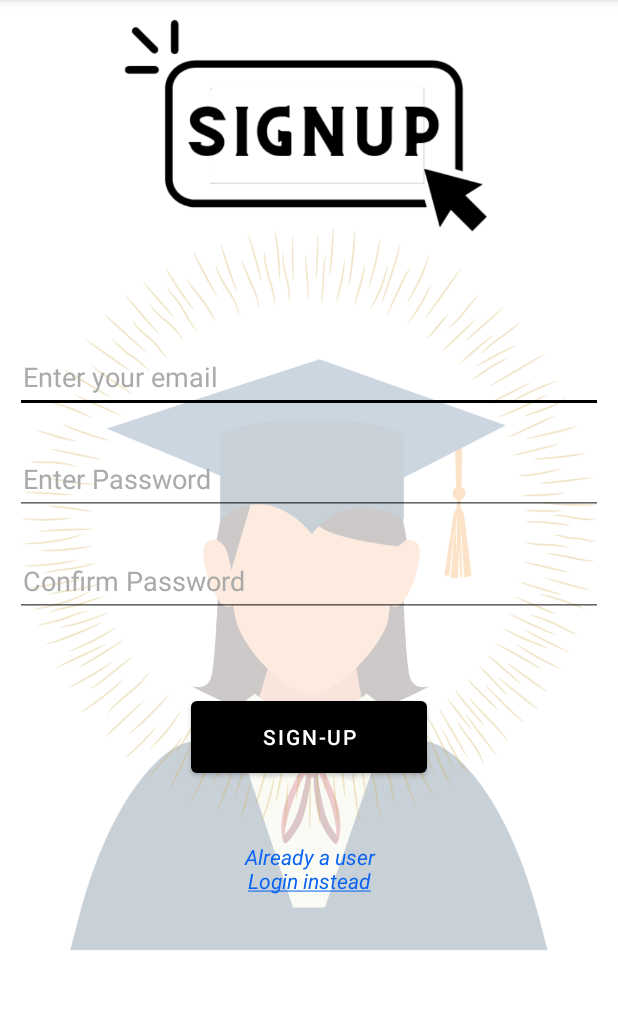
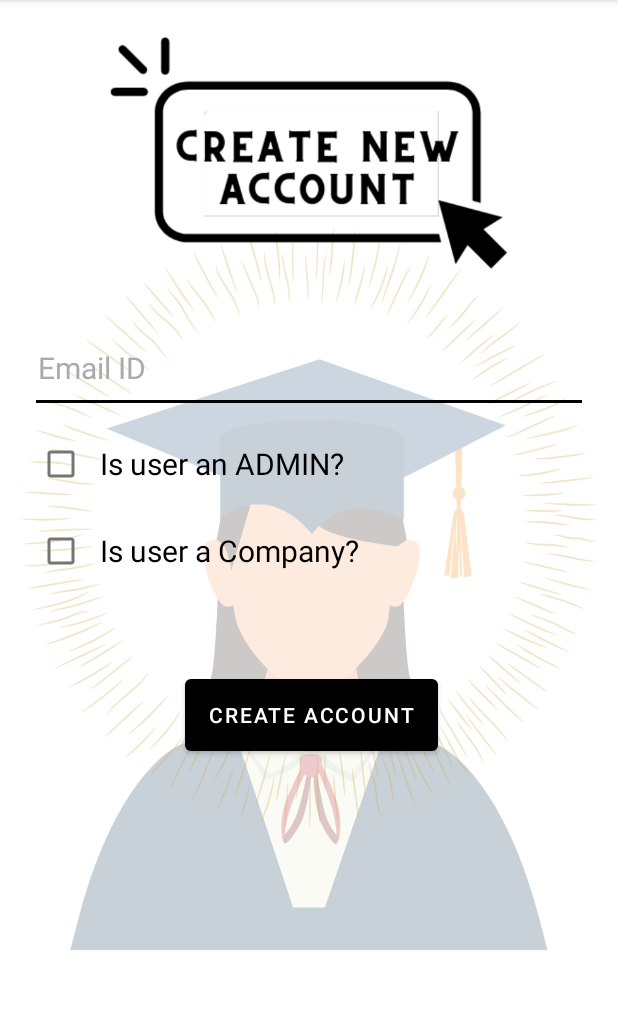
Before and after one commit to Riyanshi243/StudentHelpDesk, an Android app: the AdminCreateNewAccount screen opened directly, with no data from a screen before it, on a phone screen of 412 x 824 dp, the part 84-1094 px from its top. Run offline under Robolectric (Android 15) with nearby library versions, the phone set to English and light mode, and no system bars.

Commit message:
admin and college sign up

```diff
--- a/app/src/main/java/com/example/studenthelpdesk/Signup.java
+++ b/app/src/main/java/com/example/studenthelpdesk/AdminCreateNewAccount.java
@@ -4,11 +4,11 @@ import androidx.appcompat.app.AppCompatActivity;
 
 import android.os.Bundle;
 
-public class Signup extends AppCompatActivity {
+public class AdminCreateNewAccount extends AppCompatActivity {
 
     @Override
     protected void onCreate(Bundle savedInstanceState) {
         super.onCreate(savedInstanceState);
-        setContentView(R.layout.activity_signup);
+        setContentView(R.layout.activity_admin_create_new_account);
     }
 }
--- /dev/null
+++ b/app/src/main/res/layout/activity_admin_create_new_account.xml
@@ -0,0 +1,81 @@
+<?xml version="1.0" encoding="utf-8"?>
+<androidx.constraintlayout.widget.ConstraintLayout xmlns:android="http://schemas.android.com/apk/res/android"
+    xmlns:app="http://schemas.android.com/apk/res-auto"
+    xmlns:tools="http://schemas.android.com/tools"
+    android:layout_width="match_parent"
+    android:layout_height="match_parent"
+    tools:context=".AdminCreateNewAccount"
+    android:background="@drawable/bg_white">
+
+    <ScrollView
+        android:layout_width="match_parent"
+        android:layout_height="match_parent"
+        android:layout_marginRight="10dp"
+        android:layout_marginLeft="10dp">
+
+        <LinearLayout
+            android:layout_width="match_parent"
+            android:layout_height="wrap_content"
+            android:orientation="vertical" >
+
+            <ImageView
+                android:id="@+id/imageView5"
+                android:layout_width="match_parent"
+                android:layout_height="165dp"
+                android:layout_marginTop="20dp"
+                app:srcCompat="@drawable/create_new_account" />
+
+            <EditText
+                android:id="@+id/email"
+                android:layout_width="match_parent"
+                android:paddingLeft="5dp"
+                android:layout_height="60dp"
+                android:layout_gravity="center"
+                android:layout_marginTop="30dp"
+                android:layout_marginLeft="10dp"
+                android:layout_marginRight="10dp"
+                android:ems="10"
+                android:hint="Email ID"
+                android:inputType="textEmailAddress"
+                android:minHeight="48dp"
+                android:textColor="@color/black"
+                android:textColorHint="@android:color/darker_gray"
+                android:textSize="20sp"
+                tools:ignore="SpeakableTextPresentCheck" />
+
+            <CheckBox
+                android:id="@+id/checkBox_admin"
+                android:layout_width="match_parent"
+                android:paddingLeft="10dp"
+                android:layout_height="wrap_content"
+                android:layout_gravity="center"
+                android:layout_marginTop="10dp"
+                android:layout_marginLeft="10dp"
+                android:text="Is user an ADMIN?"
+                android:textColor="@color/black"
+                android:textSize="20sp"/>
+            <CheckBox
+                android:id="@+id/checkBox_company"
+                android:layout_width="match_parent"
+                android:paddingLeft="10dp"
+                android:layout_height="wrap_content"
+                android:layout_gravity="center"
+                android:layout_marginTop="10dp"
+                android:layout_marginLeft="10dp"
+                android:text="Is user a Company?"
+                android:textColor="@color/black"
+                android:textSize="20sp"/>
+
+            <Button
+                android:id="@+id/done"
+                android:layout_width="wrap_content"
+                android:layout_height="60dp"
+                android:layout_marginStart="2dp"
+                android:layout_marginTop="55dp"
+                android:layout_gravity="center"
+
+                android:text="CREATE ACCOUNT" />
+
+        </LinearLayout>
+    </ScrollView>
+</androidx.constraintlayout.widget.ConstraintLayout>
--- a/app/src/main/res/layout/activity_register_college2.xml
+++ b/app/src/main/res/layout/activity_register_college2.xml
@@ -4,6 +4,7 @@
     xmlns:tools="http://schemas.android.com/tools"
     android:layout_width="match_parent"
     android:layout_height="match_parent"
+    android:background="@drawable/bg_white"
     tools:context=".RegisterCollege2">
 
     <ScrollView
--- a/app/src/main/res/layout/activity_register_college3.xml
+++ b/app/src/main/res/layout/activity_register_college3.xml
@@ -4,6 +4,7 @@
     xmlns:tools="http://schemas.android.com/tools"
     android:layout_width="match_parent"
     android:layout_height="match_parent"
+    android:background="@drawable/bg_white"
     tools:context=".RegisterCollege3">
 
     <ScrollView
```
Also changed, not shown: app/src/main/AndroidManifest.xml (+10 -1 lines), app/src/main/java/com/example/studenthelpdesk/AdminSignUp.java (added, +14 -0 lines), app/src/main/java/com/example/studenthelpdesk/CompanySignUp.java (added, +14 -0 lines), app/src/main/java/com/example/studenthelpdesk/StudentSignup.java (added, +14 -0 lines), app/src/main/res/layout/activity_admin_sign_up.xml (renamed from app/src/main/res/layout/activity_signup.xml, +39 -6 lines), app/src/main/res/layout/activity_company_sign_up.xml (added, +186 -0 lines), app/src/main/res/layout/student_activity_signup.xml (added, +118 -0 lines), app/src/main/res/drawable/create_new_account.png (added).
